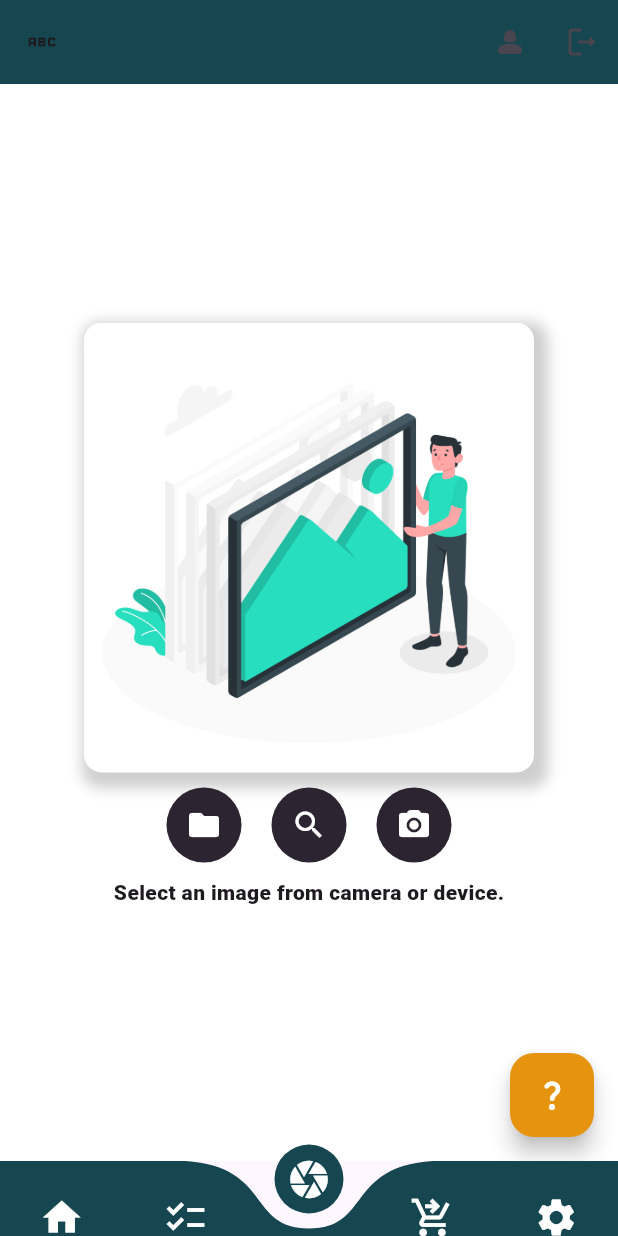
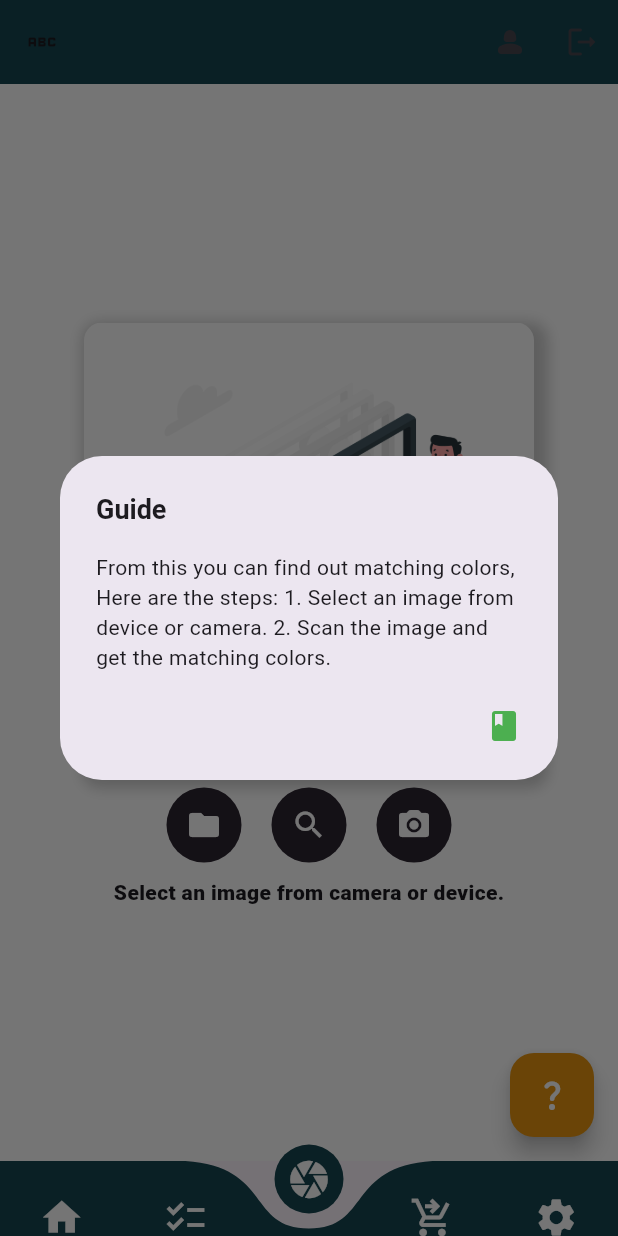
Before and after one commit to kavi20011211/WE_86, a Flutter app: the screen it shows once a user with an empty profile is signed in, item 3 of the bottom bar chosen, after a tap on the "question mark" icon, on a phone screen of 412 x 824 dp. Run offline on Flutter 3.47's test engine with Material 3 defaults, Android fonts, the phone set to English and light mode, and no system bars; drawn by our look-alikes of curved_navigation_bar; our stand-ins replace cloud_firestore, firebase_auth, firebase_core, image_picker; missing offline and left inert: tflite_v2; accounts and stored records are empty.

```diff
--- a/lib/controller_screen.dart
+++ b/lib/controller_screen.dart
@@ -4,6 +4,7 @@ import 'package:flutter/material.dart';
 import 'package:shade_style/authPage.dart';
 import 'package:shade_style/screens/add_to_cart.dart';
 import 'package:shade_style/screens/camera_screen.dart';
+import 'package:shade_style/screens/settings_screen.dart';
 import 'package:shade_style/screens/todo_list.dart';
 
 class ControllerScreen extends StatefulWidget {
@@ -46,7 +47,7 @@ class _ControllerScreenState extends State<ControllerScreen> {
       ),
 
 
-      body:_selectedIndex==3? const AddtoCartScreen():_selectedIndex == 1? const TodoListScreen():_selectedIndex ==2? const CameraScreen():null,
+      body:_selectedIndex==3? const AddtoCartScreen():_selectedIndex == 1? const TodoListScreen():_selectedIndex ==2? const CameraScreen():_selectedIndex==4?const SettingsScreen():null,
 
 
       bottomNavigationBar: CurvedNavigationBar(
--- a/lib/screens/add_to_cart.dart
+++ b/lib/screens/add_to_cart.dart
@@ -83,10 +83,16 @@ Future <void> _deleteCartItem(String productID) async{
 
           },
         )),
-      floatingActionButtonLocation: FloatingActionButtonLocation.endFloat,
-      floatingActionButton: FloatingActionButton(onPressed: (){},
-            backgroundColor:const Color(0xFFE6940F),
-            child:const Icon(Icons.question_mark_rounded,color: Colors.white),),
+        floatingActionButtonLocation: FloatingActionButtonLocation.endFloat,
+        floatingActionButton: FloatingActionButton(onPressed: (){
+        showDialog(context: context, builder: (BuildContext context){
+          return const AlertDialog(
+            actions: [Icon(Icons.book_rounded,color: Colors.green,)],
+            title: Text("Guide",style: TextStyle(fontSize: 18,fontWeight: FontWeight.bold),),
+            content: Text("You can add items to your wishlist by clicking heart button. You can delete an item by a longpress"),
+          );
+        });
+      },backgroundColor: const Color(0xFFE6940F),child:const Icon(Icons.question_mark_rounded,color: Colors.white,)),
     );
   }
 }
--- a/lib/screens/camera_screen.dart
+++ b/lib/screens/camera_screen.dart
@@ -181,7 +181,15 @@ class _CameraScreenState extends State<CameraScreen> {
       ),
 
       floatingActionButtonLocation: FloatingActionButtonLocation.endFloat,
-      floatingActionButton: FloatingActionButton(onPressed: (){},backgroundColor: const Color(0xFFE6940F),child:const Icon(Icons.question_mark_rounded,color: Colors.white,)),
+      floatingActionButton: FloatingActionButton(onPressed: (){
+        showDialog(context: context, builder: (BuildContext context){
+          return const AlertDialog(
+            actions: [Icon(Icons.book_rounded,color: Colors.green,)],
+            title: Text("Guide",style: TextStyle(fontSize: 18,fontWeight: FontWeight.bold),),
+            content: Text("From this you can find out matching colors, Here are the steps: 1. Select an image from device or camera. 2. Scan the image and get the matching colors."),
+          );
+        });
+      },backgroundColor: const Color(0xFFE6940F),child:const Icon(Icons.question_mark_rounded,color: Colors.white,)),
     );
   }
 
```
Also changed, not shown: lib/screens/settings_screen.dart (added, +35 -0 lines), lib/screens/todo_list.dart (+58 -1 lines).
